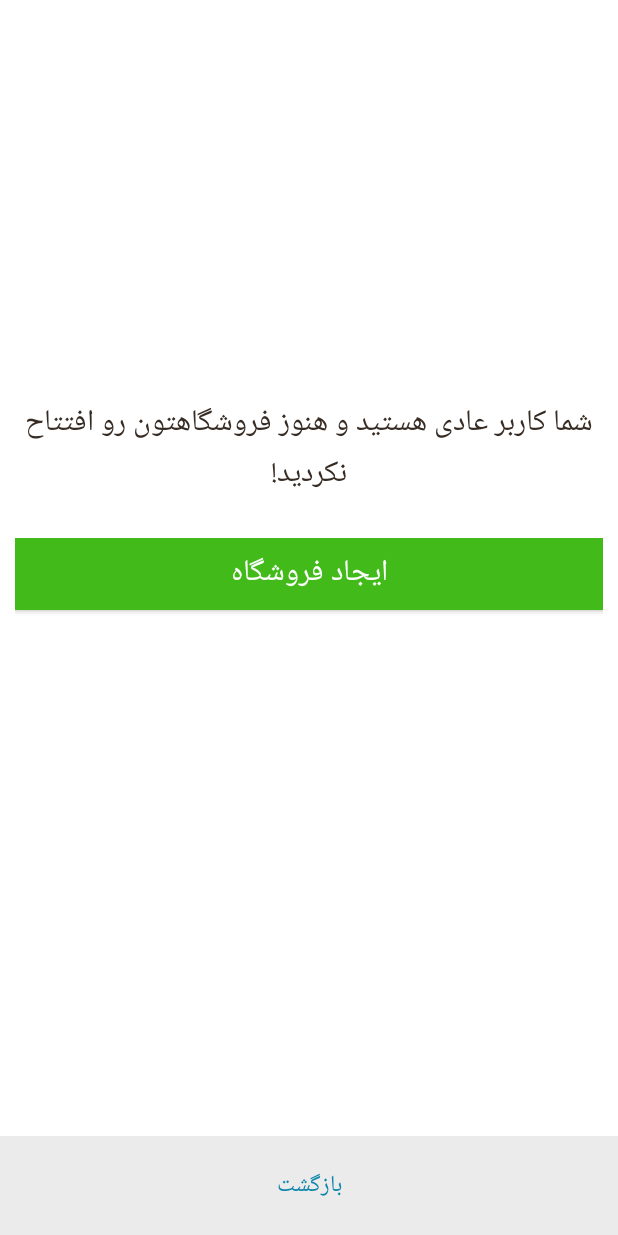
After one commit to hoomanab/MEydoon, an Android app: the fragment NormalUserAddProductFragment shown on its own in the app's theme, on a phone screen of 412 x 824 dp. The commit adds this screen. Run offline under Robolectric (Android 15) with nearby library versions, the phone set to English and light mode, and no system bars.

Commit message:
None shop user add product layouts created!

```diff
--- a/app/src/main/AndroidManifest.xml
+++ b/app/src/main/AndroidManifest.xml
@@ -47,7 +47,7 @@
 
         </activity>
 
-        <activity android:name=".BottomNavigation.AddProductActivity"
+        <activity android:name=".BottomNavigation.AddProduct.AddProductActivity"
             android:screenOrientation="portrait"
             android:windowSoftInputMode="adjustPan"
             android:theme="@style/CustomTheme">
--- a/app/src/main/java/com/example/meydoon/BottomNavigation/AddProductFragment.java
+++ b/app/src/main/java/com/example/meydoon/BottomNavigation/AddProduct/AddProductFragment.java
@@ -1,4 +1,4 @@
-package com.example.meydoon.BottomNavigation;
+package com.example.meydoon.BottomNavigation.AddProduct;
 
 import android.content.Intent;
 import android.content.pm.PackageManager;
--- /dev/null
+++ b/app/src/main/java/com/example/meydoon/BottomNavigation/AddProduct/NormalUserAddProductFragment.java
@@ -0,0 +1,48 @@
+package com.example.meydoon.BottomNavigation.AddProduct;
+
+import android.os.Bundle;
+import android.support.annotation.Nullable;
+import android.support.v4.app.Fragment;
+import android.view.LayoutInflater;
+import android.view.View;
+import android.view.ViewGroup;
+import android.widget.Button;
+import android.widget.TextView;
+
+import com.example.meydoon.R;
+
+/**
+ * Created by hooma on 2/19/2017.
+ */
+public class NormalUserAddProductFragment extends Fragment {
+    Button submitShop;
+    TextView backAndAbort;
+
+    @Nullable
+    @Override
+    public View onCreateView(LayoutInflater inflater, @Nullable ViewGroup container, @Nullable Bundle savedInstanceState) {
+        View view = inflater.inflate(R.layout.add_product_normal_user, container, false);
+        return view;
+    }
+
+    @Override
+    public void onViewCreated(View view, @Nullable Bundle savedInstanceState) {
+        super.onViewCreated(view, savedInstanceState);
+
+        submitShop = (Button)view.findViewById(R.id.btn_submit_shop);
+        submitShop.setOnClickListener(new View.OnClickListener() {
+            @Override
+            public void onClick(View view) {
+                // Go to Submit Shop!
+            }
+        });
+
+        backAndAbort = (TextView)view.findViewById(R.id.txt_abort_add_normal_user);
+        backAndAbort.setOnClickListener(new View.OnClickListener() {
+            @Override
+            public void onClick(View view) {
+                getActivity().finish();
+            }
+        });
+    }
+}
--- a/app/src/main/res/layout/add_product.xml
+++ b/app/src/main/res/layout/add_product.xml
@@ -151,7 +151,6 @@
                 android:layout_marginTop="5dip"
                 android:singleLine="true"
                 android:inputType="number"
-                android:password="true"
                 android:background="@color/white"
                 android:gravity="right"
                 android:textColor="@color/black"
--- /dev/null
+++ b/app/src/main/res/layout/add_product_normal_user.xml
@@ -0,0 +1,83 @@
+<?xml version="1.0" encoding="utf-8"?>
+<ScrollView
+    xmlns:android="http://schemas.android.com/apk/res/android"
+    android:layout_width="fill_parent"
+    android:layout_height="fill_parent"
+    android:fillViewport="true">
+    <RelativeLayout
+        android:layout_width="fill_parent"
+        android:layout_height="wrap_content" android:background="#ffffff"
+        android:orientation="vertical">
+
+        <!--  Header Starts-->
+        <RelativeLayout android:id="@+id/header"
+            android:layout_width="fill_parent"
+            android:layout_height="wrap_content"
+            android:background="@color/white"
+            android:padding="10dip"
+            android:layout_marginTop="215dip">
+            <!-- Logo Start-->
+
+            <TextView
+                android:layout_width="fill_parent"
+                android:layout_height="wrap_content"
+                android:layout_marginTop="40dip"
+                android:layout_marginBottom="5dip"
+                android:text="@string/isNormalUser"
+                android:gravity="center"
+                android:textSize="20sp"
+                android:textColor="#372c24"/>
+            <!-- Logo Ends -->
+        </RelativeLayout>
+        <!--  Header Ends -->
+
+
+
+
+        <!-- Normal user options -->
+        <RelativeLayout
+            android:id="@+id/guest_enter"
+            android:layout_width="match_parent"
+            android:layout_height="wrap_content"
+            android:orientation="vertical"
+            android:padding="10dip"
+            android:layout_below="@+id/header"
+            android:layout_alignParentBottom="true">
+
+
+            <!-- Guest Enter Button -->
+            <Button
+                style="@style/Btn"
+                android:id="@+id/btn_submit_shop"
+                android:text="@string/submit_shop"
+                android:background="@color/greenSignIn" />
+
+        </RelativeLayout>
+
+
+        <!-- Footer Starts -->
+        <RelativeLayout
+            android:id="@+id/guest_back_add_product"
+            android:layout_width="match_parent"
+            android:layout_height="wrap_content"
+            android:orientation="vertical"
+            android:layout_alignParentBottom="true"
+
+            android:background="@color/gray">
+
+            <!-- Text for Guest Enter -->
+            <TextView android:id="@+id/txt_abort_add_normal_user"
+                android:layout_width="fill_parent"
+                android:layout_height="wrap_content"
+                android:padding="20dip"
+                android:text="@string/txt_back"
+                android:gravity="center"
+                android:textSize="15sp"
+                android:textColor="@color/blue" />
+
+        </RelativeLayout>
+
+        <!-- Footer Ends -->
+
+    </RelativeLayout>
+</ScrollView>
--- a/app/src/main/res/layout/intro.xml
+++ b/app/src/main/res/layout/intro.xml
@@ -102,7 +102,7 @@
                 android:layout_height="wrap_content"
                 android:layout_marginTop="40dip"
                 android:layout_marginBottom="40dip"
-                android:text="@string/text_sign_up"
+                android:text="@string/txt_sign_up"
                 android:gravity="center"
                 android:textSize="20sp"
                 android:textColor="@color/blue"/>
--- a/app/src/main/res/layout/shop_register.xml
+++ b/app/src/main/res/layout/shop_register.xml
@@ -89,7 +89,7 @@
                 android:textColor="@color/black"/>
 
 
-            <!--  Password Label -->
+            <!--  Password Label
             <TextView
                 android:layout_width="fill_parent"
                 android:layout_height="wrap_content"
@@ -108,7 +108,7 @@
                 android:gravity="right"
                 android:textColor="@color/black"/>
 
-
+                -->
 
             <!--  Category Label -->
             <TextView android:layout_width="fill_parent"
--- a/app/src/main/res/values/strings.xml
+++ b/app/src/main/res/values/strings.xml
@@ -11,7 +11,7 @@
     <string name="input_username">شماره تلفن همراه</string>
     <string name="input_password">کلمه عبور</string>
     <string name="text_password_recovery">کلمه عبورت یادت نمیاد؟ اینجا رو بزن</string>
-    <string name="text_sign_up">عضو میدون نیستی؟ از اینجا ثبت نام کن</string>
+    <string name="txt_sign_up">عضو میدون نیستی؟ از اینجا ثبت نام کن!</string>
     <string name="txt_sign_up_later">میخوای بعدا ثبت نام کنی؟</string>
     <string name="btn_guest_enter">ورود مهمان</string>
     <string name="txt_sign_up_header">ثبت نام</string>
@@ -22,7 +22,7 @@
     <string name="next">بعدی</string>
     <string name="mobile_phone_hint">0912 222 2222</string>
     <string name="shop_sign_in_message">برای ورود به فروشگاه، نام کاربری و کلمه عبورتون رو وارد کنید!</string>
-    <string name="create_a_shop">فروشگاه نداری؟ بیا یکی بساز!</string>
+    <string name="create_a_shop">کاربر عادی هستی و فروشگاه نداری؟ بیا یکی بساز!</string>
     <string name="txt_set_shop_profile">انتخاب تصویر نماد فروشگاه</string>
     <string name="shop_name">نام فروشگاه</string>
     <string name="shop_category">زمینه کاری</string>
@@ -41,6 +41,8 @@
     <string name="add_to_shop">به فروشگاه اضافه کن!</string>
     <string name="from_gallery">از گالری</string>
     <string name="from_camera">از دوربین</string>
+    <string name="isNormalUser">شما کاربر عادی هستید و هنوز فروشگاهتون رو افتتاح نکردید!</string>
+    <string name="enter_meydoon">ورود به میدون</string>
 
     <string-array name="product_category_array">
         <item>خوراک</item>
```
Also changed, not shown: app/src/main/java/com/example/meydoon/BottomNavigation/AddProduct/AddProductActivity.java (renamed from app/src/main/java/com/example/meydoon/BottomNavigation/AddProductActivity.java, +3 -6 lines), app/src/main/java/com/example/meydoon/BottomNavigation/AddProduct/GuestUserAddProductFragment.java (added, +48 -0 lines), app/src/main/java/com/example/meydoon/MainActivity.java (+4 -7 lines), app/src/main/res/layout/add_product_guest.xml (added, +83 -0 lines), app/src/main/res/layout/shop_pre_register.xml (+5 -5 lines).
